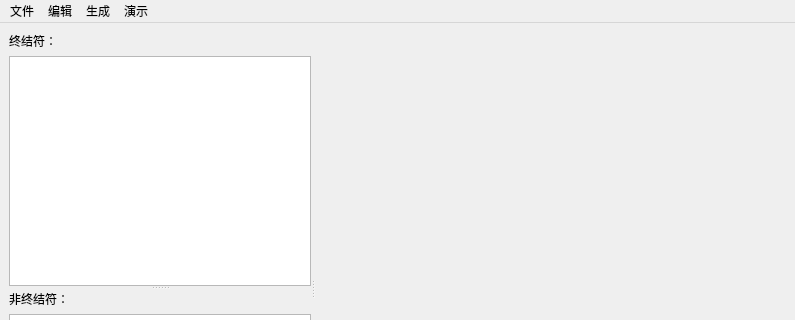
Old version of the form cpp/main/src/mainwindow.ui in the repository chushi0/graduation-project; both pictures show x 0 to 795 and y 0 to 320 of the 795 by 575 pixel window.
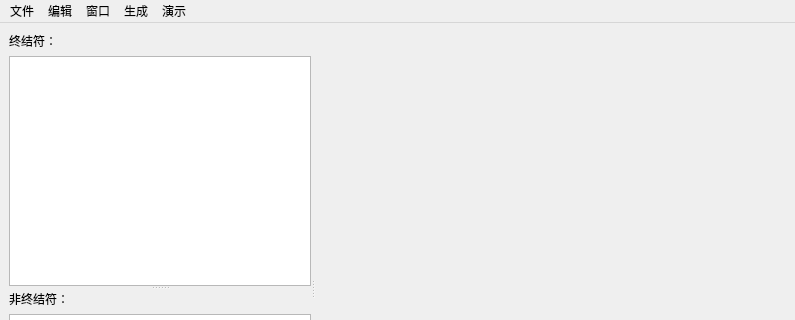
New version of the form. Custom widgets are drawn as their Qt base class.

Commit message: menu of mainwindow

```diff
--- a/cpp/main/src/mainwindow.ui
+++ b/cpp/main/src/mainwindow.ui
@@ -128,8 +128,15 @@
     <addaction name="actionLR_1"/>
     <addaction name="actionLALR"/>
    </widget>
+   <widget class="QMenu" name="menu_4">
+    <property name="title">
+     <string>窗口</string>
+    </property>
+    <addaction name="actionErrorDialog"/>
+   </widget>
    <addaction name="menu"/>
    <addaction name="menubianji"/>
+   <addaction name="menu_4"/>
    <addaction name="menu_2"/>
    <addaction name="menu_3"/>
   </widget>
```
Left out of the diff: 6 changed lines with no effect on the pictures. The commit also changes 10 other files.
